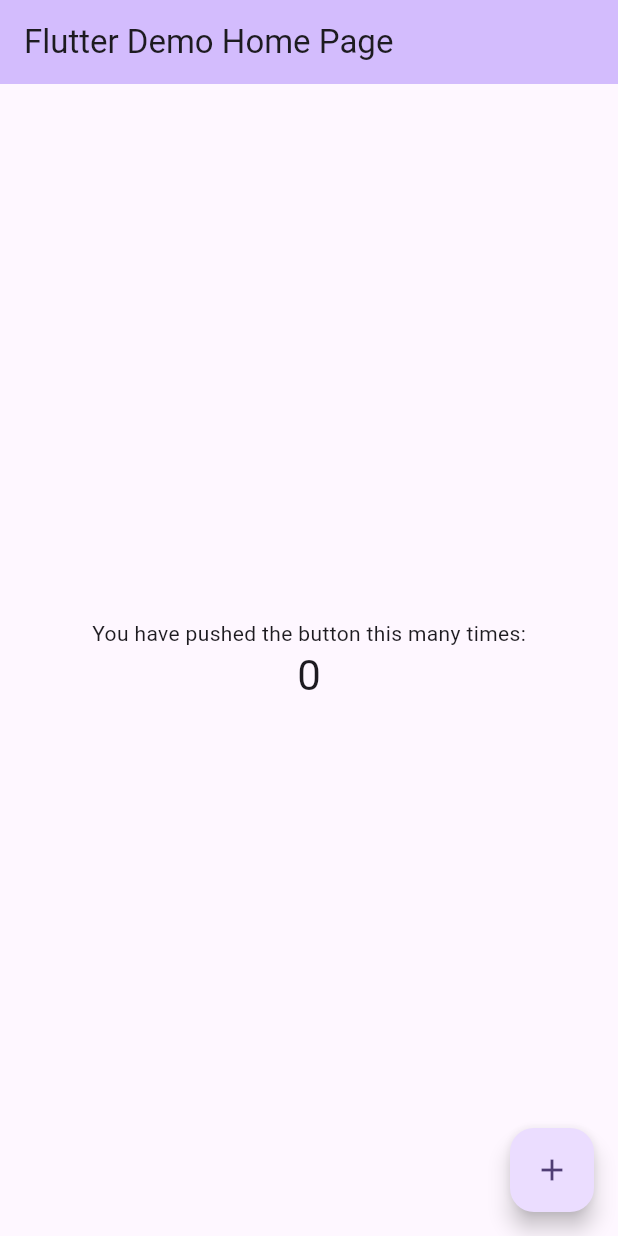
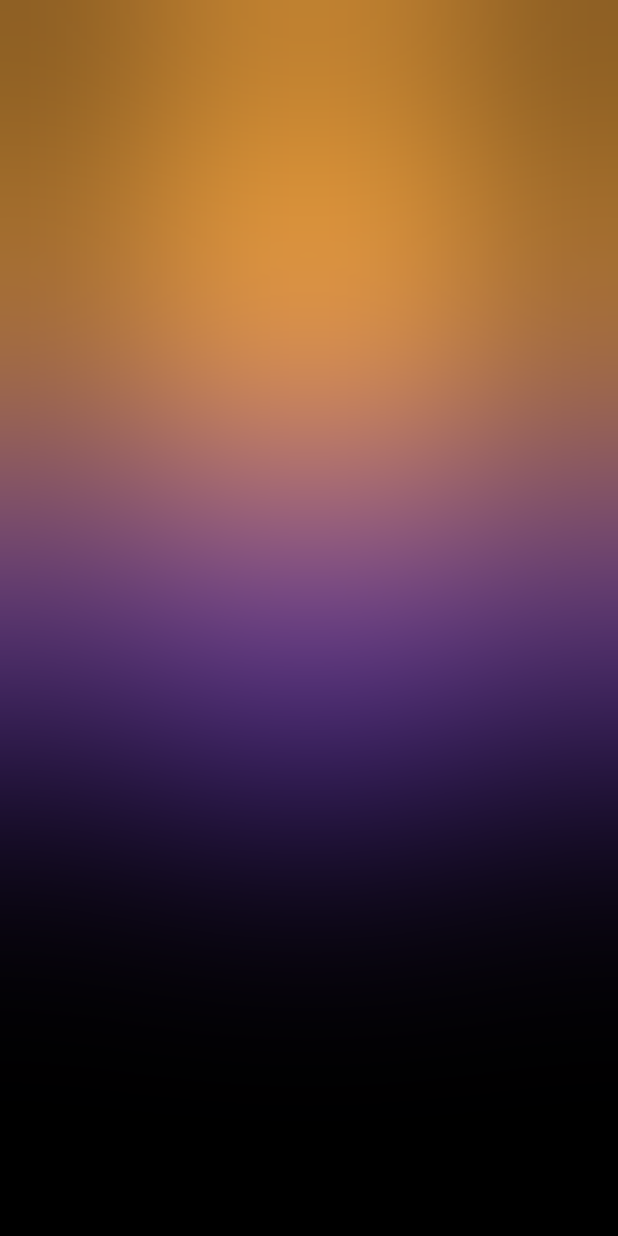
Before and after one commit to Manasseh919/weather_flutter_2.0, a Flutter app: the screen it shows after launch, on a phone screen of 412 x 824 dp. Run offline on Flutter 3.47's test engine with Material 2 defaults, Android fonts, the phone set to English and light mode, and no system bars; our stand-ins replace bloc, equatable.

Commit message:
homeScreen backgroup

```diff
--- /dev/null
+++ b/lib/bloc/weather_bloc_bloc.dart
@@ -0,0 +1,13 @@
+import 'package:bloc/bloc.dart';
+import 'package:equatable/equatable.dart';
+
+part 'weather_bloc_event.dart';
+part 'weather_bloc_state.dart';
+
+class WeatherBlocBloc extends Bloc<WeatherBlocEvent, WeatherBlocState> {
+  WeatherBlocBloc() : super(WeatherBlocInitial()) {
+    on<WeatherBlocEvent>((event, emit) {
+      // TODO: implement event handler
+    });
+  }
+}
--- /dev/null
+++ b/lib/bloc/weather_bloc_event.dart
@@ -0,0 +1,8 @@
+part of 'weather_bloc_bloc.dart';
+
+sealed class WeatherBlocEvent extends Equatable {
+  const WeatherBlocEvent();
+
+  @override
+  List<Object> get props => [];
+}
--- /dev/null
+++ b/lib/bloc/weather_bloc_state.dart
@@ -0,0 +1,10 @@
+part of 'weather_bloc_bloc.dart';
+
+sealed class WeatherBlocState extends Equatable {
+  const WeatherBlocState();
+
+  @override
+  List<Object> get props => [];
+}
+
+final class WeatherBlocInitial extends WeatherBlocState {}
--- a/lib/main.dart
+++ b/lib/main.dart
@@ -1,125 +1,18 @@
 import 'package:flutter/material.dart';
+import 'package:weather2/screens/home_screen.dart';
 
 void main() {
-  runApp(const MyApp());
+  runApp(const MainApp());
 }
 
-class MyApp extends StatelessWidget {
-  const MyApp({super.key});
+class MainApp extends StatelessWidget {
+  const MainApp({super.key});
 
-  // This widget is the root of your application.
   @override
   Widget build(BuildContext context) {
-    return MaterialApp(
-      title: 'Flutter Demo',
-      theme: ThemeData(
-        // This is the theme of your application.
-        //
-        // TRY THIS: Try running your application with "flutter run". You'll see
-        // the application has a blue toolbar. Then, without quitting the app,
-        // try changing the seedColor in the colorScheme below to Colors.green
-        // and then invoke "hot reload" (save your changes or press the "hot
-        // reload" button in a Flutter-supported IDE, or press "r" if you used
-        // the command line to start the app).
-        //
-        // Notice that the counter didn't reset back to zero; the application
-        // state is not lost during the reload. To reset the state, use hot
-        // restart instead.
-        //
-        // This works for code too, not just values: Most code changes can be
-        // tested with just a hot reload.
-        colorScheme: ColorScheme.fromSeed(seedColor: Colors.deepPurple),
-        useMaterial3: true,
-      ),
-      home: const MyHomePage(title: 'Flutter Demo Home Page'),
+    return const MaterialApp(
+      debugShowCheckedModeBanner: false,
+      home: HomeScreen(),
     );
   }
 }
-
-class MyHomePage extends StatefulWidget {
-  const MyHomePage({super.key, required this.title});
-
-  // This widget is the home page of your application. It is stateful, meaning
-  // that it has a State object (defined below) that contains fields that affect
-  // how it looks.
-
-  // This class is the configuration for the state. It holds the values (in this
-  // case the title) provided by the parent (in this case the App widget) and
-  // used by the build method of the State. Fields in a Widget subclass are
-  // always marked "final".
-
-  final String title;
-
-  @override
-  State<MyHomePage> createState() => _MyHomePageState();
-}
-
-class _MyHomePageState extends State<MyHomePage> {
-  int _counter = 0;
-
-  void _incrementCounter() {
-    setState(() {
-      // This call to setState tells the Flutter framework that something has
-      // changed in this State, which causes it to rerun the build method below
-      // so that the display can reflect the updated values. If we changed
-      // _counter without calling setState(), then the build method would not be
-      // called again, and so nothing would appear to happen.
-      _counter++;
-    });
-  }
-
-  @override
-  Widget build(BuildContext context) {
-    // This method is rerun every time setState is called, for instance as done
-    // by the _incrementCounter method above.
-    //
-    // The Flutter framework has been optimized to make rerunning build methods
-    // fast, so that you can just rebuild anything that needs updating rather
-    // than having to individually change instances of widgets.
-    return Scaffold(
-      appBar: AppBar(
-        // TRY THIS: Try changing the color here to a specific color (to
-        // Colors.amber, perhaps?) and trigger a hot reload to see the AppBar
-        // change color while the other colors stay the same.
-        backgroundColor: Theme.of(context).colorScheme.inversePrimary,
-        // Here we take the value from the MyHomePage object that was created by
-        // the App.build method, and use it to set our appbar title.
-        title: Text(widget.title),
-      ),
-      body: Center(
-        // Center is a layout widget. It takes a single child and positions it
-        // in the middle of the parent.
-        child: Column(
-          // Column is also a layout widget. It takes a list of children and
-          // arranges them vertically. By default, it sizes itself to fit its
-          // children horizontally, and tries to be as tall as its parent.
-          //
-          // Column has various properties to control how it sizes itself and
-          // how it positions its children. Here we use mainAxisAlignment to
-          // center the children vertically; the main axis here is the vertical
-          // axis because Columns are vertical (the cross axis would be
-          // horizontal).
-          //
-          // TRY THIS: Invoke "debug painting" (choose the "Toggle Debug Paint"
-          // action in the IDE, or press "p" in the console), to see the
-          // wireframe for each widget.
-          mainAxisAlignment: MainAxisAlignment.center,
-          children: <Widget>[
-            const Text(
-              'You have pushed the button this many times:',
-            ),
-            Text(
-              '$_counter',
-              style: Theme.of(context).textTheme.headlineMedium,
-            ),
-          ],
-        ),
-      ),
-      floatingActionButton: FloatingActionButton(
-        onPressed: _incrementCounter,
-        tooltip: 'Increment',
-        child: const Icon(Icons.add),
-      ), // This trailing comma makes auto-formatting nicer for build methods.
-    );
-  }
-}
--- /dev/null
+++ b/lib/screens/home_screen.dart
@@ -0,0 +1,80 @@
+import 'dart:ui';
+
+import 'package:flutter/material.dart';
+import 'package:flutter/services.dart';
+
+class HomeScreen extends StatefulWidget {
+  const HomeScreen({super.key});
+
+  @override
+  State<HomeScreen> createState() => _HomeScreenState();
+}
+
+class _HomeScreenState extends State<HomeScreen> {
+  @override
+  Widget build(BuildContext context) {
+    return Scaffold(
+      backgroundColor: Colors.black,
+      extendBodyBehindAppBar: true,
+      appBar: AppBar(
+        backgroundColor: Colors.transparent,
+        elevation: 0,
+        systemOverlayStyle:
+            const SystemUiOverlayStyle(statusBarBrightness: Brightness.dark),
+      ),
+      body: Padding(
+        padding: const EdgeInsets.fromLTRB(
+          40,
+          1.2 * kToolbarHeight,
+          40,
+          20,
+        ),
+        child: SizedBox(
+          height: MediaQuery.of(context).size.height,
+          child: Stack(
+            children: [
+              Align(
+                alignment: const AlignmentDirectional(3, -0.3),
+                child: Container(
+                  height: 300,
+                  width: 300,
+                  decoration: const BoxDecoration(
+                    shape: BoxShape.circle,
+                    color: Colors.deepPurple,
+                  ),
+                ),
+              ),
+              Align(
+                alignment: const AlignmentDirectional(-3, -0.3),
+                child: Container(
+                  height: 300,
+                  width: 300,
+                  decoration: const BoxDecoration(
+                    shape: BoxShape.circle,
+                    color: Color(0xFF673AB7),
+                  ),
+                ),
+              ),
+              Align(
+                alignment: const AlignmentDirectional(0, -1.2),
+                child: Container(
+                  height: 300,
+                  width: 600,
+                  decoration: const BoxDecoration(color: Color(0xFFFFAB40)),
+                ),
+              ),
+              BackdropFilter(
+                filter: ImageFilter.blur(sigmaX: 100.0, sigmaY: 100.0),
+                  child: Container(
+                    decoration: const BoxDecoration(
+                      color: Colors.transparent
+                    ),
+                  ),
+              ),
+            ],
+          ),
+        ),
+      ),
+    );
+  }
+}
--- a/pubspec.yaml
+++ b/pubspec.yaml
@@ -37,6 +37,9 @@ dependencies:
   cupertino_icons: ^1.0.2
   geolocator: ^10.1.0
   weather: ^3.1.1
+  intl: ^0.18.1
+  flutter_bloc: ^8.1.3
+  equatable: ^2.0.5
 
 dev_dependencies:
   flutter_test:
```
Also changed, not shown: lib/data/data.dart (added), pubspec.lock, 8 other files.
